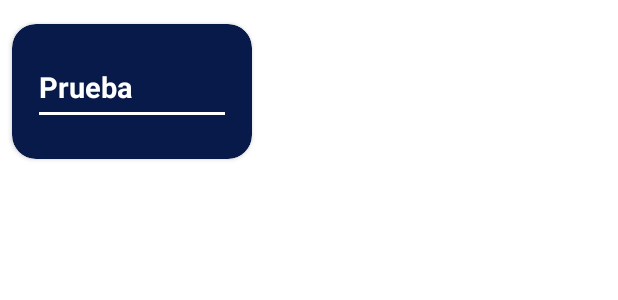
After one commit to Nestor162/SimpleToDoApp, an Android app: the layout item_task_category.xml on its own in the app's theme, with its tools: preview values and no code run, on a phone screen of 412 x 824 dp. The commit adds this screen. Shown: the top 300 px of the screen. Run offline under Robolectric (Android 15) with nearby library versions, the light colour scheme and no system bars.

Commit message:
Add category list

```diff
--- /dev/null
+++ b/app/src/main/res/layout/item_task_category.xml
@@ -0,0 +1,38 @@
+<?xml version="1.0" encoding="utf-8"?>
+<androidx.cardview.widget.CardView xmlns:android="http://schemas.android.com/apk/res/android"
+    xmlns:app="http://schemas.android.com/apk/res-auto"
+    xmlns:tools="http://schemas.android.com/tools"
+    android:layout_width="160dp"
+    android:layout_height="90dp"
+    android:layout_marginHorizontal="8dp"
+    android:layout_marginVertical="16dp"
+    app:cardBackgroundColor="@color/background_card"
+    app:cardCornerRadius="16dp">
+
+    <androidx.appcompat.widget.LinearLayoutCompat
+        android:layout_width="match_parent"
+        android:layout_height="match_parent"
+        android:layout_margin="18dp"
+        android:gravity="center_vertical"
+        android:orientation="vertical">
+
+        <androidx.appcompat.widget.AppCompatTextView
+            android:id="@+id/tvCategoryName"
+            android:layout_width="wrap_content"
+            android:layout_height="wrap_content"
+            android:textColor="@color/white"
+            android:textSize="19sp"
+            android:textStyle="bold"
+            tools:text="Prueba"
+
+            />
+
+        <View
+            android:id="@+id/divider"
+            android:layout_width="match_parent"
+            android:layout_height="2dp"
+            android:layout_marginTop="4dp"
+            tools:background="@color/white" />
+    </androidx.appcompat.widget.LinearLayoutCompat>
+
+</androidx.cardview.widget.CardView>
--- a/app/src/main/res/values/strings.xml
+++ b/app/src/main/res/values/strings.xml
@@ -1,3 +1,5 @@
 <resources>
     <string name="app_name">SimpleToDoApp</string>
+    <string name="welcome_to_app">Welcome to SimpleToDoApp!</string>
+    <string name="categories">Categories</string>
 </resources>
```
Also changed, not shown: app/src/main/AndroidManifest.xml (+9 -1 lines), app/src/main/java/com/nestorcicardini/simpletodoapp/CategoriesAdapter.kt (added, +23 -0 lines), app/src/main/java/com/nestorcicardini/simpletodoapp/CategoryViewHolder.kt (added, +40 -0 lines), app/src/main/java/com/nestorcicardini/simpletodoapp/TaskCategory.kt (added, +7 -0 lines), app/src/main/java/com/nestorcicardini/simpletodoapp/ToDoActivity.kt (+27 -1 lines), app/src/main/res/layout/activity_to_do.xml (+28 -3 lines), 2 other files.
